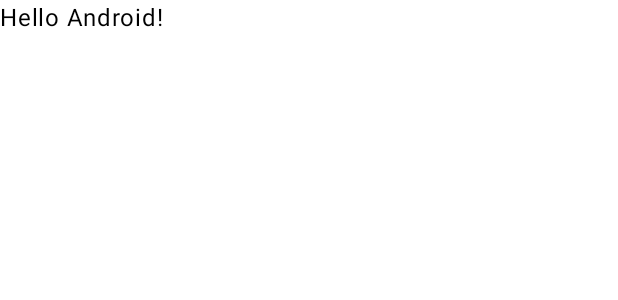
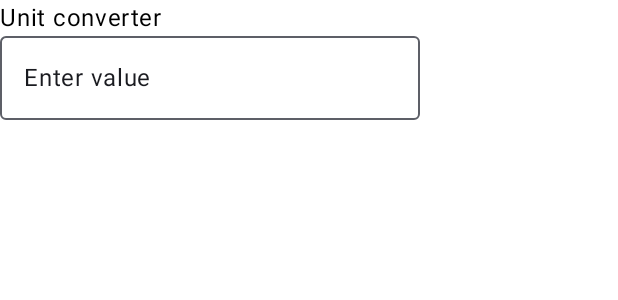
Before and after one commit to juanadls/unitConverterApp, an Android app built with Jetpack Compose: the @Preview function GreetingPreview, on a phone screen of 412 x 824 dp. Shown: the top 300 px of the screen. Run offline under Robolectric (Android 15) with nearby library versions, the phone set to English and light mode, and no system bars.

Commit message:
added unit converter fun

```diff
--- a/app/src/main/java/com/example/unitcoverterapp/MainActivity.kt
+++ b/app/src/main/java/com/example/unitcoverterapp/MainActivity.kt
@@ -4,10 +4,15 @@ import android.os.Bundle
 import androidx.activity.ComponentActivity
 import androidx.activity.compose.setContent
 import androidx.activity.enableEdgeToEdge
+import androidx.compose.foundation.layout.Column
+import androidx.compose.foundation.layout.PaddingValues
+import androidx.compose.foundation.layout.Row
 import androidx.compose.foundation.layout.fillMaxSize
 import androidx.compose.foundation.layout.padding
+import androidx.compose.material3.OutlinedTextField
 import androidx.compose.material3.Scaffold
 import androidx.compose.material3.Text
+import androidx.compose.material3.TextField
 import androidx.compose.runtime.Composable
 import androidx.compose.ui.Modifier
 import androidx.compose.ui.tooling.preview.Preview
@@ -19,11 +24,10 @@ class MainActivity : ComponentActivity() {
         enableEdgeToEdge()
         setContent {
             UnitCoverterAppTheme {
-                Scaffold(modifier = Modifier.fillMaxSize()) { innerPadding ->
-                    Greeting(
-                        name = "Android",
-                        modifier = Modifier.padding(innerPadding)
-                    )
+                Scaffold(modifier = Modifier.fillMaxSize()) {
+                    innerPadding ->
+                   UnitConverter(modifier = innerPadding)
+
                 }
             }
         }
@@ -31,17 +35,22 @@ class MainActivity : ComponentActivity() {
 }
 
 @Composable
-fun Greeting(name: String, modifier: Modifier = Modifier) {
-    Text(
-        text = "Hello $name!",
-        modifier = modifier
-    )
+
+fun UnitConverter(modifier: PaddingValues = PaddingValues()){
+    Column {
+        Text("Unit converter")
+        OutlinedTextField(value = "Enter value", onValueChange = { })
+        Row {
+
+
+        }
+    }
 }
 
 @Preview(showBackground = true)
 @Composable
 fun GreetingPreview() {
     UnitCoverterAppTheme {
-        Greeting("Android")
+        UnitConverter()
     }
 }
```
